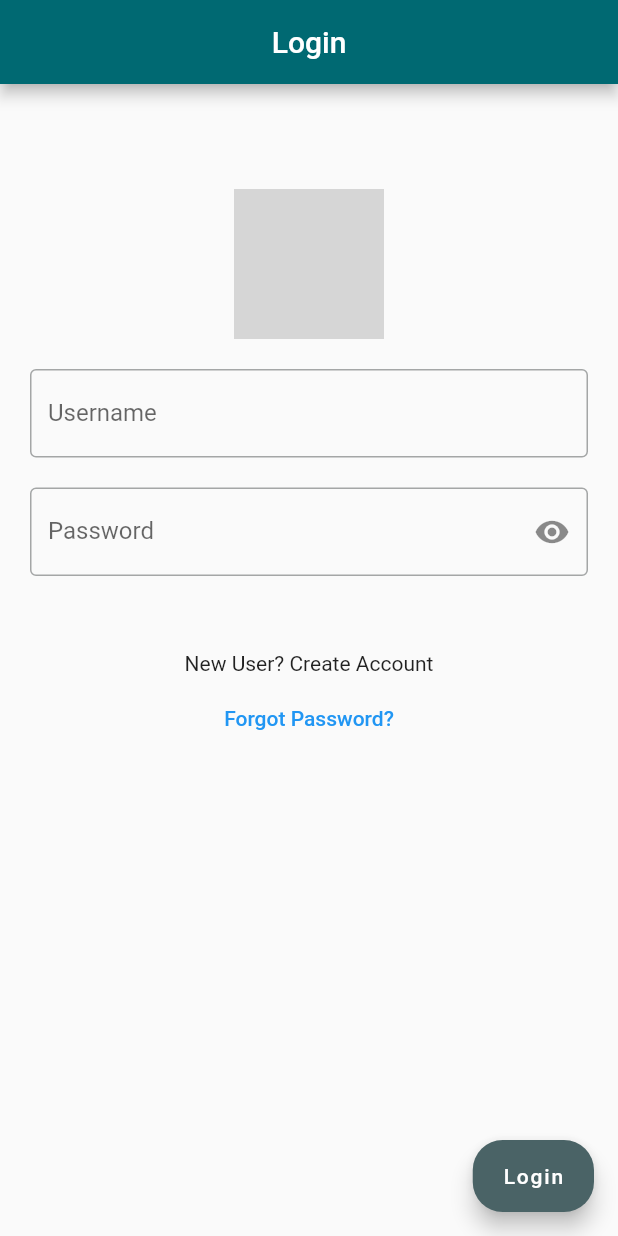
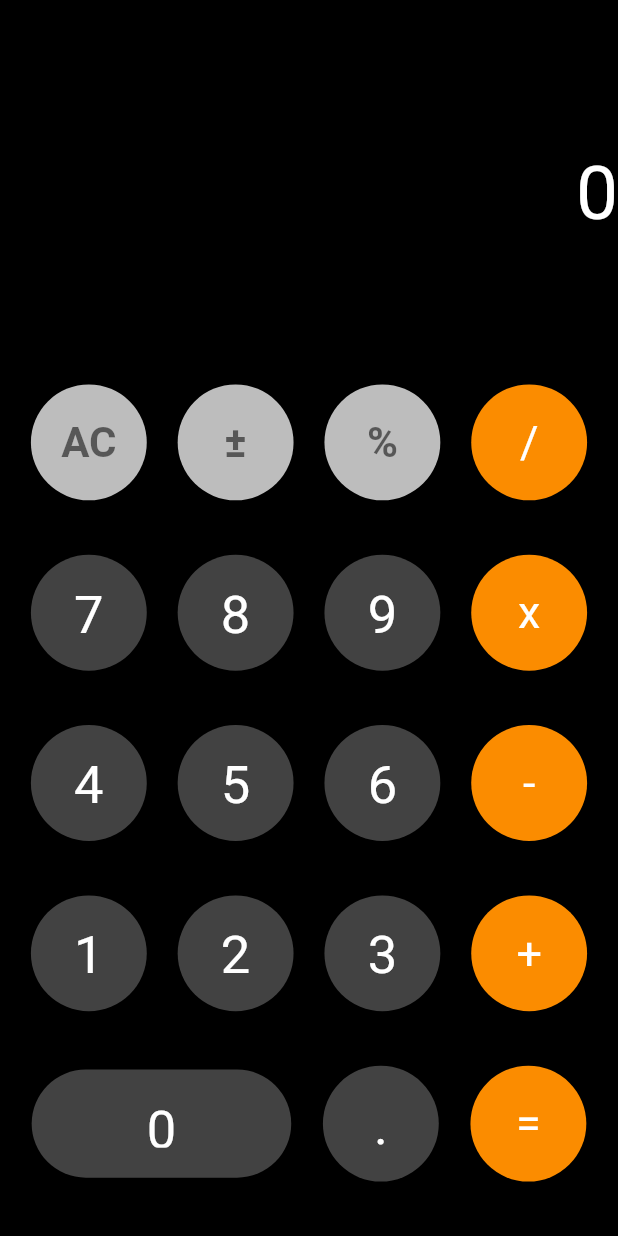
Before and after one commit to YahyaAhmedKhan/AppDev-sp24, a Flutter app: the screen it shows after launch, on a phone screen of 412 x 824 dp. Run offline on Flutter 3.47's test engine with Material 2 defaults, Android fonts, the phone set to English and light mode, and no system bars; drawn by our look-alikes of auto_size_text; our stand-ins replace lottie; grey boxes are pictures that could not be loaded.

Commit message:
ui mostly done

```diff
--- /dev/null
+++ b/lib/buttons.dart
@@ -0,0 +1,111 @@
+import 'package:flutter/material.dart';
+
+abstract class GeneralButton extends StatelessWidget {
+  final String label;
+  final void Function() onPressed;
+  final ButtonStyle? style;
+
+  const GeneralButton({
+    required this.label,
+    required this.onPressed,
+    this.style,
+  }) : super();
+
+  @override
+  Widget build(BuildContext context) {
+    // TODO: implement build
+    throw UnimplementedError();
+  }
+}
+
+class NumberButton extends GeneralButton {
+  const NumberButton({
+    required String label,
+    required void Function() onPressed,
+    ButtonStyle? style,
+  }) : super(label: label, onPressed: onPressed, style: style);
+
+  @override
+  Widget build(BuildContext context) {
+    double screenWidth = MediaQuery.of(context).size.width;
+    double size = screenWidth * 0.75 / 4;
+    return ElevatedButton(
+      onPressed: onPressed,
+      style: style ??
+          ElevatedButton.styleFrom(
+            backgroundColor: Colors.grey.shade800,
+            shape: CircleBorder(),
+            padding: EdgeInsets.all(20),
+            textStyle: const TextStyle(
+              color: Colors.white,
+              fontSize: 35,
+            ),
+            fixedSize: Size(size, size),
+          ),
+      child: Text(label),
+    );
+  }
+}
+
+class ExtraButton extends GeneralButton {
+  const ExtraButton({
+    required String label,
+    required void Function() onPressed,
+    ButtonStyle? style,
+  }) : super(label: label, onPressed: onPressed, style: style);
+
+  @override
+  Widget build(BuildContext context) {
+    double screenWidth = MediaQuery.of(context).size.width;
+    double size = screenWidth * 0.75 / 4;
+
+    return ElevatedButton(
+      onPressed: onPressed,
+      style: style ??
+          ElevatedButton.styleFrom(
+            backgroundColor: Colors.grey.shade400,
+            shape: CircleBorder(),
+            padding: EdgeInsets.all(20),
+            // textStyle: const TextStyle(
+            //   color: Colors.black,
+            //   fontSize: 28,
+            // ),
+            fixedSize: Size(size, size),
+          ),
+      child: Text(
+        label,
+        style: const TextStyle(
+            color: Colors.black54, fontWeight: FontWeight.bold, fontSize: 28),
+      ),
+    );
+  }
+}
+
+class OpButton extends GeneralButton {
+  const OpButton({
+    required String label,
+    required void Function() onPressed,
+    ButtonStyle? style,
+  }) : super(label: label, onPressed: onPressed, style: style);
+
+  @override
+  Widget build(BuildContext context) {
+    double screenWidth = MediaQuery.of(context).size.width;
+    double size = screenWidth * 0.75 / 4;
+    return ElevatedButton(
+      onPressed: onPressed,
+      style: style ??
+          ElevatedButton.styleFrom(
+            backgroundColor: Colors.orange.shade600,
+            shape: CircleBorder(),
+            padding: EdgeInsets.all(20),
+            textStyle: const TextStyle(
+              color: Colors.white,
+              fontSize: 30,
+            ),
+            fixedSize: Size(size, size),
+          ),
+      child: Text(label),
+    );
+  }
+}
--- a/lib/main.dart
+++ b/lib/main.dart
@@ -1,5 +1,8 @@
+import 'package:auto_size_text/auto_size_text.dart';
 import 'package:flutter/material.dart';
 import 'package:lottie/lottie.dart';
+
+import 'buttons.dart';
 
 void main() {
   runApp(const MyApp());
@@ -14,16 +17,26 @@ class MyApp extends StatelessWidget {
       debugShowCheckedModeBanner: false,
       title: 'Flutter Demo',
       theme: ThemeData(
-        colorScheme: ColorScheme.fromSeed(seedColor: Colors.cyan.shade800),
+          colorScheme: ColorScheme.fromSeed(seedColor: Colors.black),
           useMaterial3: false,
-      ),
-      home: const MyHomePage(title: 'Flutter Demo Home Page'),
+          textTheme: const TextTheme(
+              bodyLarge: TextStyle(color: Colors.white),
+              bodyMedium: TextStyle(color: Colors.white),
+              bodySmall: TextStyle(color: Colors.white)),
+          scaffoldBackgroundColor: Colors.black),
+      home: MyHomePage(title: 'Flutter Demo Home Page'),
     );
   }
 }
 
 class MyHomePage extends StatefulWidget {
-  const MyHomePage({super.key, required this.title});
+  MyHomePage({super.key, required this.title});
+
+  String display = "0";
+
+  double? op1 = 0;
+  double? op2 = 0;
+  String? operation = "+";
 
   final String title;
 
@@ -32,111 +45,254 @@ class MyHomePage extends StatefulWidget {
 }
 
 class _MyHomePageState extends State<MyHomePage> {
-  int _counter = 0;
-
-  void _incrementCounter() {
+  void clear() {
     setState(() {
-      _counter++;
+      widget.display = "0";
+      widget.op1 = null;
+      widget.op2 = null;
+      widget.operation = null;
     });
   }
 
-  void _decrementCounter() {
+//null? op1 type : (no op ? op1 type: op2 type)
+  void numberPressed(int number) {
+    if (widget.display.length < 16) {
+      if (widget.operation == null) {
+        widget.op2 = widget.op2! * 10 + number;
         setState(() {
-      if (_counter > 0) _counter--;
+          widget.display = widget.op2.toString();
+        });
+      } else {
+        // updateResult(widget.op1, widget.op2, widget.operation!);
+        setState(() {
+          widget.display = number.toString();
+          widget.operation = "+";
         });
       }
+    }
+  }
 
-  void _resetCounter() {
+  void updateResult(double op1, double op2, String op) {
+    switch (op) {
+      case "+":
+        op1 = op1 + op2;
+        break;
+      case "-":
+        op1 = op1 - op2;
+        break;
+      case "x":
+        op1 = op1 * op2;
+        break;
+      case "/":
+        op1 = op1 / op2;
+        break;
+    }
+  }
+
+  handleOperationPress(String op) {
+    if (widget.operation == null) {
+      widget.op2 = null;
+      widget.op1 = double.parse(widget.display);
+    }
+    // else if ()
+  }
+
+// if temp null, set temp
+// if temp not null and op null, update temp
+
+  void handleNumberPress(int number) {
+    if (widget.display.length < 16) {
+      if (widget.operation == null) {
         setState(() {
-      _counter = 0;
+          widget.display += number.toString();
+        });
+      } else {
+        setState(() {
+          widget.display = number.toString();
+          widget.operation = "+";
         });
       }
+    }
+  }
 
-  bool _isVisible = true;
+// if temp null, do nothing
+// if temp not null and op null,c
+  void handleOpertationPress(String op) {}
 
-  void toggleVisibility() {
+  void backspace() {
+    // if (widget.display.length == 1) {
+    //   setState(() {
+    //     widget.display = "0";
+    //   });
+    // }
+    if (widget.display.length > 0) {
       setState(() {
-      _isVisible = !_isVisible;
+        widget.display = widget.display.substring(0, widget.display.length - 1);
       });
+    }
   }
 
   @override
   Widget build(BuildContext context) {
     return Scaffold(
-      appBar: AppBar(
-        backgroundColor: Theme.of(context).colorScheme.primary,
-        title: Text("Login"),
-        centerTitle: true,
-      ),
-      body: Padding(
-        padding: const EdgeInsets.only(left: 20.0, right: 20.0),
-        child: SingleChildScrollView(
-          child: Column(
-            children: <Widget>[
-              Padding(
-                padding: const EdgeInsets.only(top: 70.0),
+      body: Column(
+        children: [
+          GestureDetector(
+            onHorizontalDragEnd: (details) {
+              if (details.primaryVelocity! > 0) {
+                backspace();
+              }
+            },
+            child: Padding(
+              padding: const EdgeInsets.only(top: 100),
               child: SizedBox(
                 height: 100,
-                  width: 100,
-                  child: Lottie.network(
-                      'https://raw.githubusercontent.com/xvrh/lottie-flutter/master/example/assets/Mobilo/A.json'),
+                width: double.infinity,
+                child: AutoSizeText(
+                  widget.display,
+                  // style: Theme.of(context).textTheme.bodyLarge,
+                  textAlign: TextAlign.right,
+                  style: const TextStyle(
+                    color: Colors.white,
+                    fontSize: 50,
                   ),
-              ),
-              const Padding(
-                padding: EdgeInsets.only(top: 20.0),
-                child: TextField(
-                  decoration: InputDecoration(
-                    border: OutlineInputBorder(),
-                    labelText: 'Username',
-                    hintText: "Enter your username",
-                  ),
-                ),
-              ),
-              Padding(
-                padding: EdgeInsets.only(top: 20.0),
-                child: TextField(
-                  decoration: InputDecoration(
-                    border: OutlineInputBorder(),
-                    labelText: 'Password',
-                    hintText: "Enter your password",
-                    suffixIcon: IconButton(
-                      onPressed: toggleVisibility,
-                      icon: Icon(
-                          _isVisible ? Icons.visibility : Icons.visibility_off),
-                    ),
-                  ),
-                  obscureText: !_isVisible,
-                ),
-              ),
-              Padding(
-                  padding: EdgeInsets.only(top: 50.0),
-                  child: Column(
-                    children: [
-                      Text("New User? Create Account"),
-                      TextButton(
-                        onPressed: () {},
-                        child: Padding(
-                          padding: EdgeInsets.only(top: 10.0),
-                          child: Text(
-                            "Forgot Password?",
-                            style: TextStyle(
-                              color: Colors.blue,
+                  maxLines: 1,
+                  stepGranularity: 1,
+                  overflow: TextOverflow.ellipsis,
                 ),
               ),
             ),
           ),
+          Expanded(
+            child: Padding(
+              padding: const EdgeInsets.only(top: 20),
+              child: Column(
+                mainAxisAlignment: MainAxisAlignment.spaceEvenly,
+                children: [
+                  Row(
+                    mainAxisAlignment: MainAxisAlignment.spaceEvenly,
+                    children: [
+                      ExtraButton(
+                          label: "AC",
+                          onPressed: () {
+                            clear();
+                          }),
+                      ExtraButton(label: "±", onPressed: () {}),
+                      ExtraButton(label: "%", onPressed: () {}),
+                      OpButton(
+                          label: "/",
+                          onPressed: () {
+                            handleOperationPress("/");
+                          })
                     ],
-                  )),
+                  ),
+                  Row(
+                    mainAxisAlignment: MainAxisAlignment.spaceEvenly,
+                    children: [
+                      NumberButton(
+                          label: "7",
+                          onPressed: () {
+                            numberPressed(7);
+                          }),
+                      NumberButton(
+                          label: "8",
+                          onPressed: () {
+                            numberPressed(8);
+                          }),
+                      NumberButton(
+                          label: "9",
+                          onPressed: () {
+                            numberPressed(9);
+                          }),
+                      OpButton(
+                          label: "x",
+                          onPressed: () {
+                            handleOperationPress("x");
+                          })
+                    ],
+                  ),
+                  Row(
+                    mainAxisAlignment: MainAxisAlignment.spaceEvenly,
+                    children: [
+                      NumberButton(
+                          label: "4",
+                          onPressed: () {
+                            numberPressed(4);
+                          }),
+                      NumberButton(
+                          label: "5",
+                          onPressed: () {
+                            numberPressed(5);
+                          }),
+                      NumberButton(
+                          label: "6",
+                          onPressed: () {
+                            numberPressed(6);
+                          }),
+                      OpButton(
+                          label: "-",
+                          onPressed: () {
+                            handleOperationPress("-");
+                          })
+                    ],
+                  ),
+                  Row(
+                    mainAxisAlignment: MainAxisAlignment.spaceEvenly,
+                    children: [
+                      NumberButton(
+                          label: "1",
+                          onPressed: () {
+                            numberPressed(1);
+                          }),
+                      NumberButton(
+                          label: "2",
+                          onPressed: () {
+                            numberPressed(2);
+                          }),
+                      NumberButton(
+                          label: "3",
+                          onPressed: () {
+                            numberPressed(3);
+                          }),
+                      OpButton(
+                          label: "+",
+                          onPressed: () {
+                            handleOperationPress("+");
+                          })
+                    ],
+                  ),
+                  Row(
+                    mainAxisAlignment: MainAxisAlignment.spaceEvenly,
+                    children: [
+                      NumberButton(
+                        label: "0",
+                        onPressed: () {},
+                        style: ElevatedButton.styleFrom(
+                          backgroundColor: Colors.grey.shade800,
+                          shape: RoundedRectangleBorder(
+                            borderRadius: BorderRadius.circular(70),
+                          ),
+                          padding: EdgeInsets.all(20),
+                          fixedSize: Size(
+                              MediaQuery.sizeOf(context).width * 2.4 * 0.7 / 4,
+                              MediaQuery.sizeOf(context).width * 0.7 / 4),
+                          textStyle: const TextStyle(
+                            fontSize: 35,
+                          ),
+                        ),
+                      ),
+                      NumberButton(label: ".", onPressed: () {}),
+                      OpButton(
+                        label: "=",
+                        onPressed: () {},
+                      )
+                    ],
+                  ),
                 ],
               ),
             ),
           ),
-      floatingActionButton: FloatingActionButton.extended(
-        onPressed: null,
-        label: Text("Login"),
-        shape: RoundedRectangleBorder(
-          borderRadius: BorderRadius.circular(20.0),
-        ),
+        ],
       ),
     );
   }
--- a/pubspec.yaml
+++ b/pubspec.yaml
@@ -30,6 +30,7 @@ environment:
 dependencies:
   flutter:
     sdk: flutter
+  auto_size_text: ^3.0.0 # Use the latest version available
 
   # The following adds the Cupertino Icons font to your application.
   # Use with the CupertinoIcons class for iOS style icons.
```
Also changed, not shown: pubspec.lock. Lines whose indentation alone changed are shown as unchanged.
